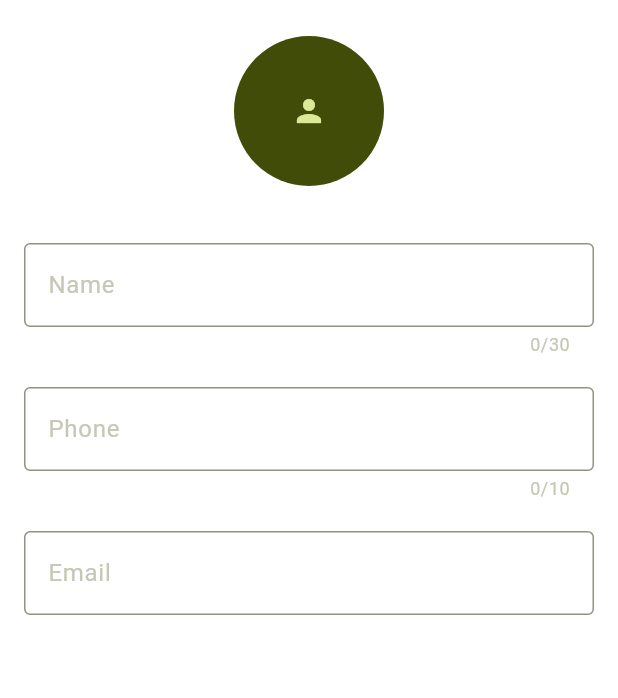
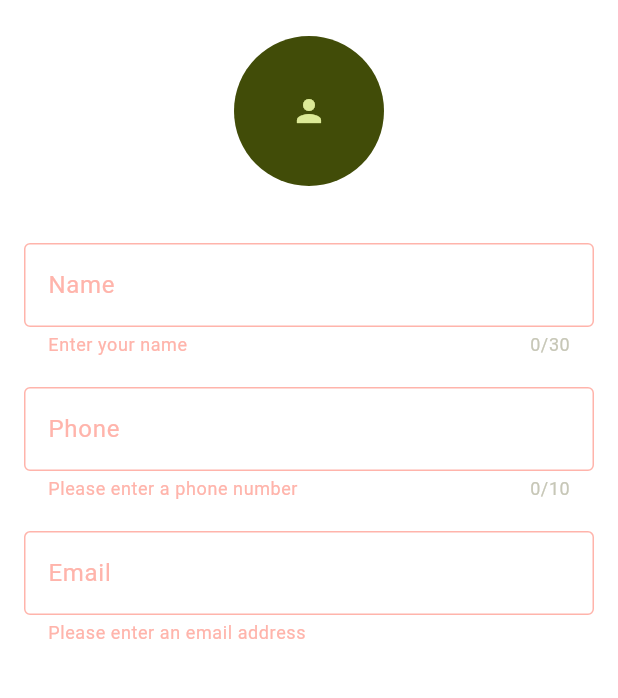
Before and after one commit to devchand4949/contact_app, a Flutter app: the InputScreen screen opened directly, after a tap on the "save" icon, on a phone screen of 412 x 824 dp, the part 84-782 px from its top. Run offline on Flutter 3.47's test engine with Material 3 defaults, Android fonts, the phone set to English and light mode, and no system bars; our stand-ins replace email_validator, flutter_riverpod, google_fonts, image_picker.

Commit message:
update form validator

```diff
--- a/lib/models/contact_model.dart
+++ b/lib/models/contact_model.dart
@@ -18,4 +18,14 @@ class ContactModel {
   final File image;
   final String phone;
   final String email;
+
+
+   Map<String,dynamic> toJson(){
+     return{
+       'name' : name,
+       'image' : image,
+       'phone' : phone,
+       'email' : email
+     };
+   }
 }
--- a/lib/screens/input_screen.dart
+++ b/lib/screens/input_screen.dart
@@ -1,5 +1,5 @@
 import 'dart:io';
-
+import 'package:email_validator/email_validator.dart';
 import 'package:contactapp/models/contact_model.dart';
 import 'package:contactapp/providers/contact_provider.dart';
 import 'package:contactapp/screens/camera_screen.dart';
@@ -7,7 +7,7 @@ import 'package:flutter/material.dart';
 import 'package:flutter_riverpod/flutter_riverpod.dart';
 
 class InputScreen extends ConsumerStatefulWidget {
-  InputScreen({super.key});
+  const InputScreen({super.key});
 
   @override
   ConsumerState<InputScreen> createState() => _InputScreenState();
@@ -17,22 +17,28 @@ class _InputScreenState extends ConsumerState<InputScreen> {
   final _nameController = TextEditingController();
   final _phoneController = TextEditingController();
   final _emailController = TextEditingController();
+  final _formKey = GlobalKey<FormState>();  // GlobalKey for form validation
   File? _selectedImage;
 
   void _saveData() {
+    if (_formKey.currentState?.validate() ?? false) {
       final saveNameController = _nameController.text;
       final savePhoneController = _phoneController.text;
       final saveEmailController = _emailController.text;
-    if (saveNameController.isEmpty ||
-        _selectedImage == null ||
-        savePhoneController.isEmpty ||
-        saveEmailController.isEmpty) {
-      return;
+
+      // Placeholder for default image if none selected
+      final ifbydefaultImage = _selectedImage ?? File('path_to_default_image_or_icon_placeholder');
+
+      // Add contact if validation passes
+      ref.read(ContactProvider.notifier).addModel(
+          saveNameController,
+          ifbydefaultImage,
+          savePhoneController,
+          saveEmailController
+      );
+
+      Navigator.of(context).pop();
     }
-    ref
-        .read(ContactProvider.notifier)
-        .addModel(saveNameController, _selectedImage!,savePhoneController,saveEmailController);
-    Navigator.of(context).pop();
   }
 
   @override
@@ -44,51 +50,81 @@ class _InputScreenState extends ConsumerState<InputScreen> {
           IconButton(
             icon: Icon(Icons.save),
             onPressed: _saveData,
-          )
+          ),
         ],
       ),
       body: SingleChildScrollView(
         padding: EdgeInsets.all(16),
+        child: Form(  // Wrap fields with a Form widget
+          key: _formKey,  // Assign the GlobalKey to the form
           child: Column(
             children: [
-            // camera screen
               CameraScreen(onSelectPicker: (image) {
                 _selectedImage = image;
               }),
-            SizedBox(
-              height: 30,
-            ),
-            //name field.......................
-            TextField(
+              SizedBox(height: 30),
+              // Name field..........................
+              TextFormField(
                 controller: _nameController,
+                validator: (value) {
+                  if (value == null || value.isEmpty) {
+                    return 'Enter your name';
+                  }
+                  return null;
+                },
                 maxLength: 30,
                 textCapitalization: TextCapitalization.words,
                 decoration: InputDecoration(
-                  labelText: 'Name', border: OutlineInputBorder()),
+                  labelText: 'Name',
+                  border: OutlineInputBorder(),
                 ),
-            SizedBox(
-              height: 20,
               ),
-            // phone field ......................
-            TextField(
+              SizedBox(height: 20),
+              // Phone field...........................
+              TextFormField(
                 controller: _phoneController,
                 maxLength: 10,
                 decoration: InputDecoration(
                   prefix: Text('+91'),
-                  labelText: 'Phone', border: OutlineInputBorder()),
-              keyboardType: TextInputType.phone,
+                  labelText: 'Phone',
+                  border: OutlineInputBorder(),
                 ),
-            SizedBox(
-              height: 20,
+                keyboardType: TextInputType.number,
+                validator: (value) {
+                  if (value == null || value.isEmpty) {
+                    return 'Please enter a phone number';
+                  }
+                  if (value.length != 10) {
+                    return 'Enter a 10-digit phone number';
+                  }
+                  final phoneRegExp = RegExp(r'^\+?[0-9]$');
+                  if (!phoneRegExp.hasMatch(value)) {
+                    return 'Please enter a valid phone number';
+                  }
+                  return null;  // No error if the phone number is valid
+                },
               ),
-            // email fielod ......................
-            TextField(
+              SizedBox(height: 20),
+              // Email field..........................................
+              TextFormField(
                 controller: _emailController,
                 decoration: InputDecoration(
-                  labelText: 'Email', border: OutlineInputBorder()),
+                  labelText: 'Email',
+                  border: OutlineInputBorder(),
+                ),
                 keyboardType: TextInputType.emailAddress,
-            )
+                validator: (value) {
+                  if (value == null || value.isEmpty) {
+                    return 'Please enter an email address';
+                  }
+                  if(!EmailValidator.validate(value)){//using package in email validator
+                  return 'Please enter valid email address';
+                  }
+                  return null;  // No error if the email is valid
+                },
+              ),
             ],
+          ),
         ),
       ),
     );
--- a/lib/widgets/list_widget.dart
+++ b/lib/widgets/list_widget.dart
@@ -1,3 +1,4 @@
+import 'dart:io';
 import 'package:contactapp/models/contact_model.dart';
 import 'package:contactapp/screens/detail_screen.dart';
 import 'package:flutter/cupertino.dart';
@@ -16,23 +17,30 @@ class ListWidget extends StatelessWidget {
           return Padding(
             padding: const EdgeInsets.all(8.0),
             child: ListTile(
-              // circleavatar show..............
+              // CircleAvatar show image if available or initial letter
               leading: CircleAvatar(
                 radius: 20,
-                backgroundImage: FileImage(contactmodel[index].image),
+                backgroundImage: contactmodel[index].image != null && contactmodel[index].image!.existsSync()
+                    ? FileImage(contactmodel[index].image!)
+                    : null,
+                child: contactmodel[index].image == null || !contactmodel[index].image!.existsSync()
+                    ? Text(
+                  contactmodel[index].name.isNotEmpty ? contactmodel[index].name[0].toUpperCase() : 'A',
+                  style: TextStyle(fontSize: 20, color: Colors.white),
+                )
+                    : null,
               ),
-              // name field show .....................
+              // Name field show
               title: Text(
                 contactmodel[index].name,
                 style: Theme.of(context).textTheme.titleMedium!.copyWith(
-                      color: Theme.of(context).colorScheme.surface,fontWeight: FontWeight.bold
-                    ),
+                    color: Theme.of(context).colorScheme.surface, fontWeight: FontWeight.bold),
               ),
-
               trailing: IconButton(
                 icon: Icon(CupertinoIcons.right_chevron),
-                onPressed: (){
-                    Navigator.of(context).push(MaterialPageRoute(builder: (context)=>DetailScreen(detailScn:contactmodel[index],)));
+                onPressed: () {
+                  Navigator.of(context).push(MaterialPageRoute(
+                      builder: (context) => DetailScreen(detailScn: contactmodel[index])));
                 },
               ),
             ),
--- a/pubspec.yaml
+++ b/pubspec.yaml
@@ -39,6 +39,8 @@ dependencies:
   flutter_riverpod: ^2.6.1
   image_picker: ^1.1.2
   uuid: ^4.5.1
+  email_validator: ^3.0.0
+  firebase_core: ^3.10.1
 
 dev_dependencies:
   flutter_test:
```
Also changed, not shown: pubspec.lock, 2 other files. Lines whose indentation alone changed are shown as unchanged.
